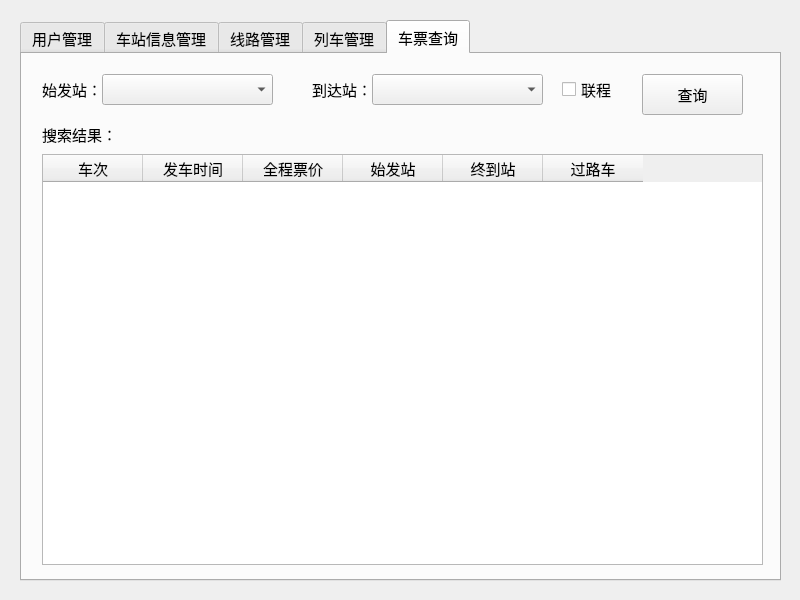
Qt form mainWindow.ui (nathan21hz/RailInfoSys) before a commit.
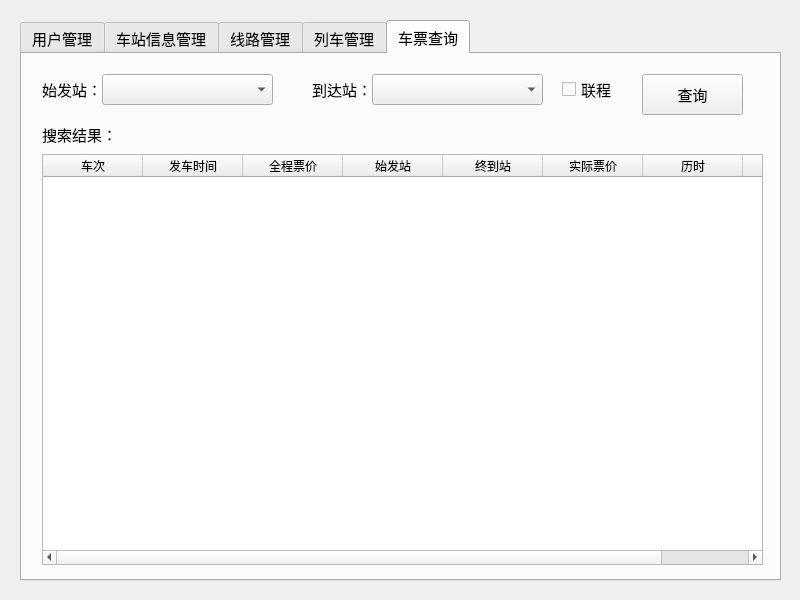
The same form after that commit.

Patch:
```diff
--- a/mainWindow.ui
+++ b/mainWindow.ui
@@ -1175,6 +1175,16 @@
         <string>终到站</string>
        </property>
       </column>
+      <column>
+       <property name="text">
+        <string>实际票价</string>
+       </property>
+      </column>
+      <column>
+       <property name="text">
+        <string>历时</string>
+       </property>
+      </column>
       <column>
        <property name="text">
         <string>过路车</string>
```
